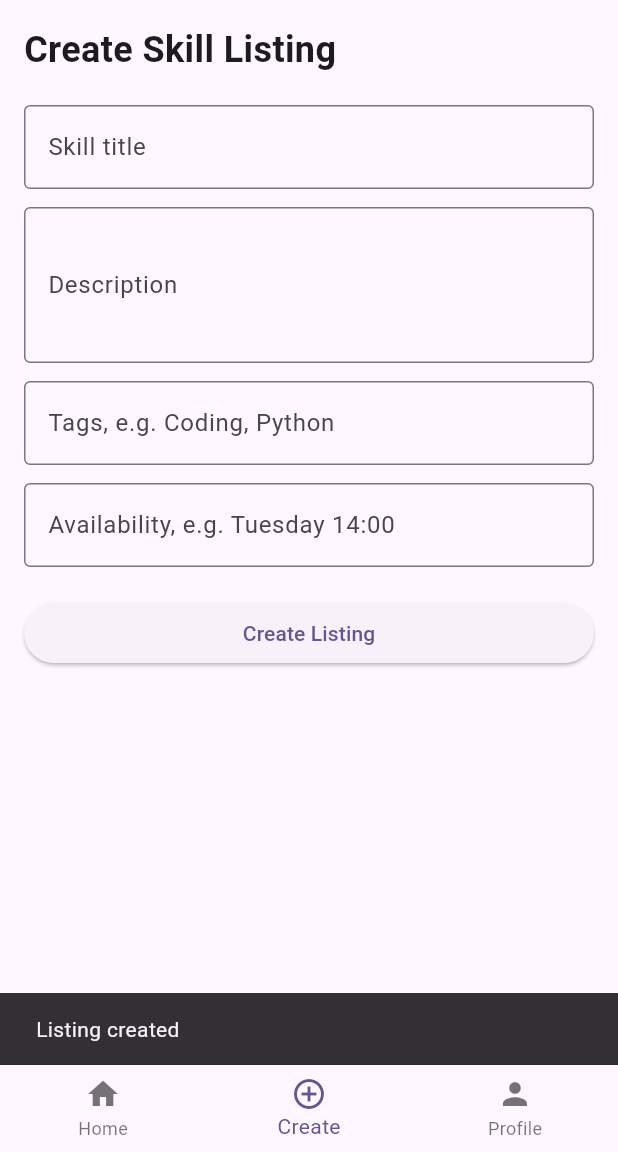
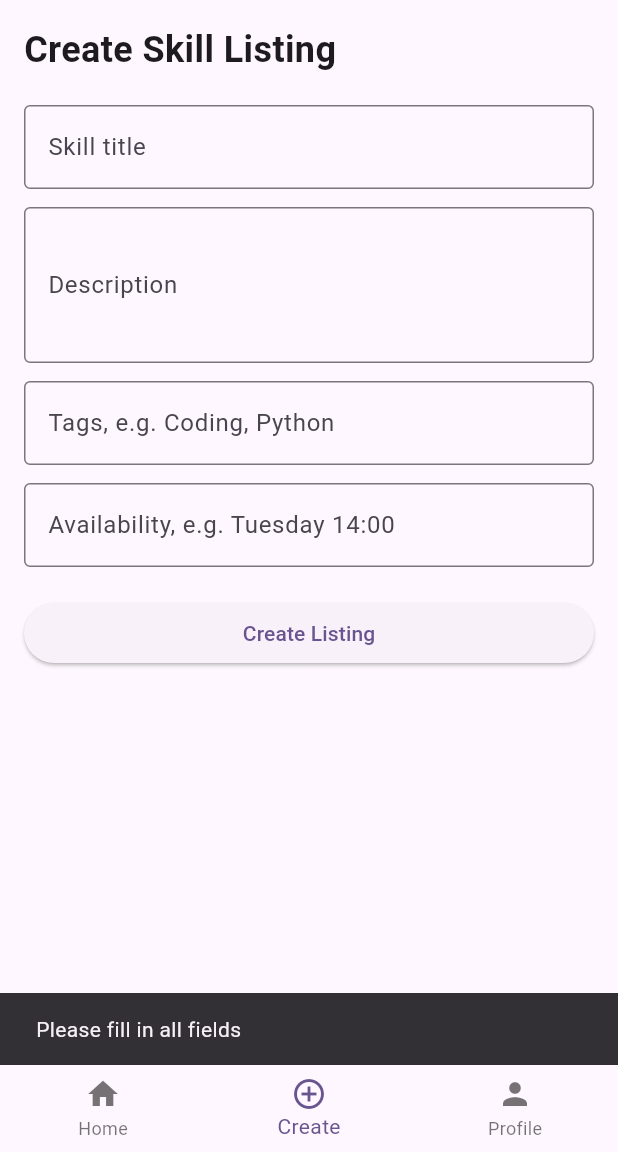
Before and after one commit to ririshar/SkillSwap, a Flutter app: the screen it shows after launch, item 2 of the bottom bar chosen, after a tap on "Create Listing", on a phone screen of 412 x 824 dp, the part 84-1236 px from its top. Run offline on Flutter 3.47's test engine with Material 3 defaults, Android fonts, the phone set to English and light mode, and no system bars.

Commit message:
make create listing functional
Updated the Create Listing section so it reads user input, checks that fields are not empty, adds the new listing to the local list, and shows it on the Browse page.

This works while the app is running, but it does not save to the database yet.

```diff
--- a/frontend/skill_swap_app/lib/main.dart
+++ b/frontend/skill_swap_app/lib/main.dart
@@ -33,6 +33,11 @@ class MyHomePage extends StatefulWidget {
 class _MyHomePageState extends State<MyHomePage> {
   int selectedIndex = 0;
 
+  final titleController = TextEditingController();
+  final descriptionController = TextEditingController();
+  final tagsController = TextEditingController();
+  final availabilityController = TextEditingController();
+
   final List<String> skillTitles = [
     'Python Programming Help',
     'Spanish Conversation Practice',
@@ -57,10 +62,54 @@ class _MyHomePageState extends State<MyHomePage> {
     'Available Fri 16:00',
   ];
 
+  @override
+  void dispose() {
+    titleController.dispose();
+    descriptionController.dispose();
+    tagsController.dispose();
+    availabilityController.dispose();
+    super.dispose();
+  }
+
   void changePage(int index) {
     setState(() {
       selectedIndex = index;
     });
+  }
+
+  void createListing() {
+    final title = titleController.text.trim();
+    final description = descriptionController.text.trim();
+    final tags = tagsController.text.trim();
+    final availability = availabilityController.text.trim();
+
+    if (title.isEmpty ||
+        description.isEmpty ||
+        tags.isEmpty ||
+        availability.isEmpty) {
+      ScaffoldMessenger.of(context).showSnackBar(
+        const SnackBar(content: Text('Please fill in all fields')),
+      );
+      return;
+    }
+
+    setState(() {
+      skillTitles.add(title);
+      skillDescriptions.add('$description\nTags: $tags');
+      skillLevels.add('Beginner');
+      skillTimes.add('Available $availability');
+
+      titleController.clear();
+      descriptionController.clear();
+      tagsController.clear();
+      availabilityController.clear();
+
+      selectedIndex = 0;
+    });
+
+    ScaffoldMessenger.of(context).showSnackBar(
+      const SnackBar(content: Text('Listing created and added to Browse')),
+    );
   }
 
   @override
@@ -151,41 +200,41 @@ class _MyHomePageState extends State<MyHomePage> {
             style: TextStyle(fontSize: 24, fontWeight: FontWeight.bold),
           ),
           const SizedBox(height: 20),
-          const TextField(
-            decoration: InputDecoration(
+          TextField(
+            controller: titleController,
+            decoration: const InputDecoration(
               labelText: 'Skill title',
               border: OutlineInputBorder(),
             ),
           ),
           const SizedBox(height: 12),
-          const TextField(
-            decoration: InputDecoration(
+          TextField(
+            controller: descriptionController,
+            decoration: const InputDecoration(
               labelText: 'Description',
               border: OutlineInputBorder(),
             ),
             maxLines: 3,
           ),
           const SizedBox(height: 12),
-          const TextField(
-            decoration: InputDecoration(
+          TextField(
+            controller: tagsController,
+            decoration: const InputDecoration(
               labelText: 'Tags, e.g. Coding, Python',
               border: OutlineInputBorder(),
             ),
           ),
           const SizedBox(height: 12),
-          const TextField(
-            decoration: InputDecoration(
+          TextField(
+            controller: availabilityController,
+            decoration: const InputDecoration(
               labelText: 'Availability, e.g. Tuesday 14:00',
               border: OutlineInputBorder(),
             ),
           ),
           const SizedBox(height: 20),
           ElevatedButton(
-            onPressed: () {
-              ScaffoldMessenger.of(context).showSnackBar(
-                const SnackBar(content: Text('Listing created')),
-              );
-            },
+            onPressed: createListing,
             child: const Text('Create Listing'),
           ),
         ],
```
